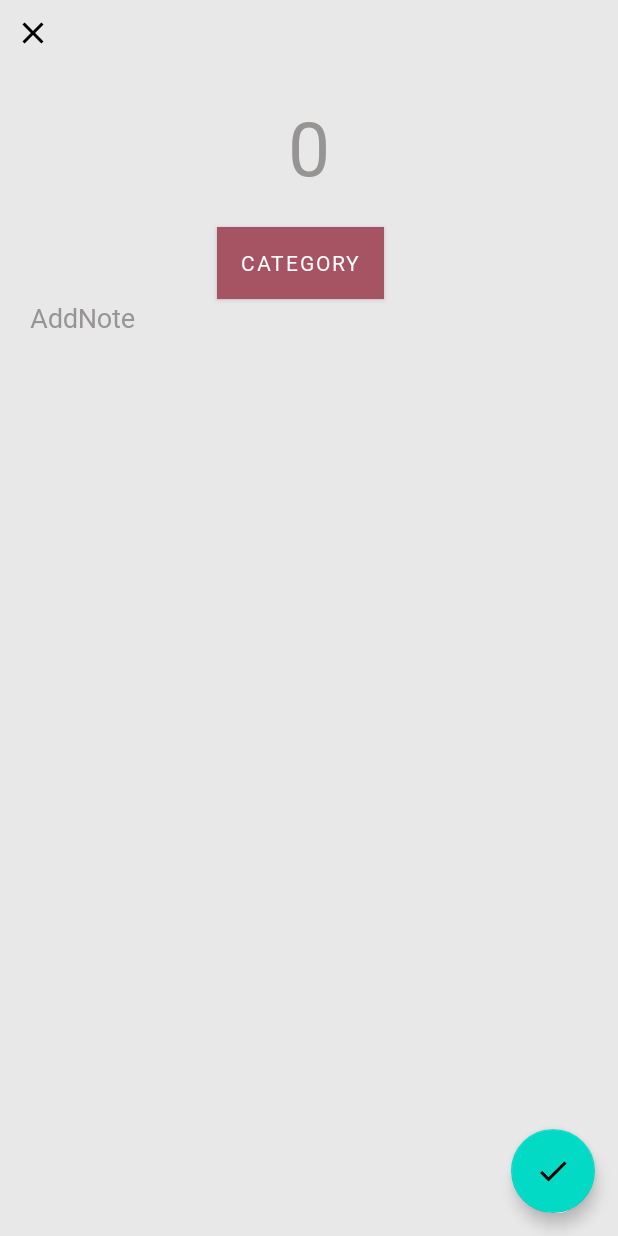
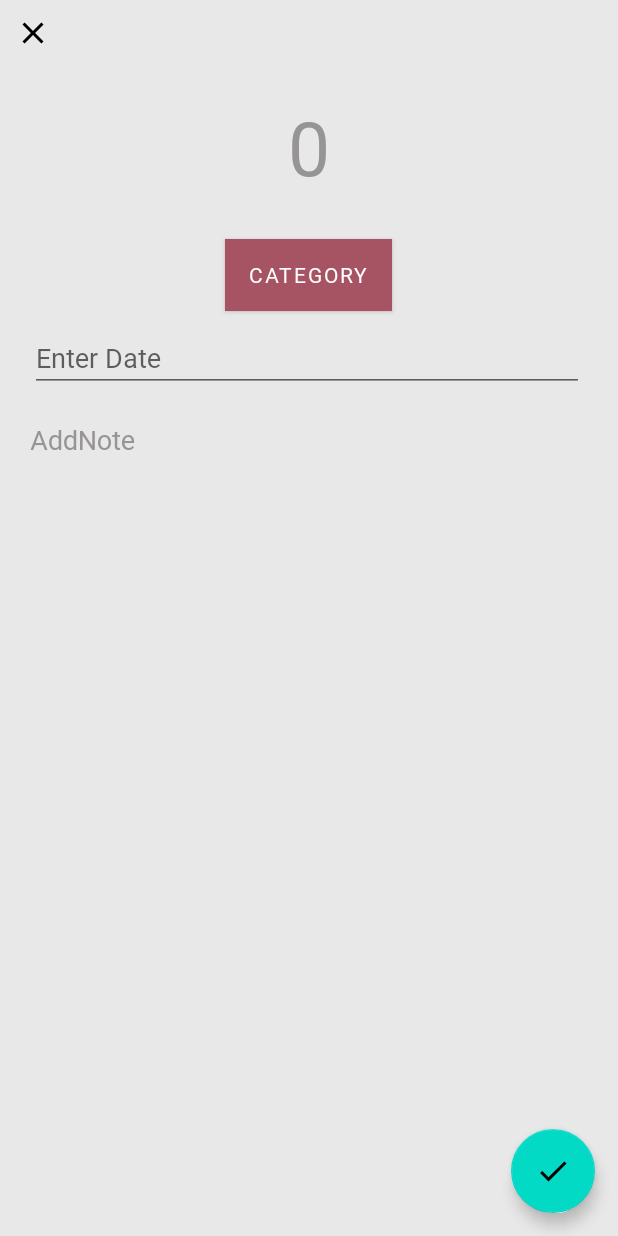
Before and after one commit to prathameshdixit/ExpenseCalculator, an Android app: the EditExpense screen opened directly, with no data from a screen before it, on a phone screen of 412 x 824 dp. Run offline under Robolectric (Android 15) with nearby library versions, the phone set to English and light mode, and no system bars; 6 statements that could not run were skipped.

Commit message:
Modified expense

```diff
--- a/app/src/main/java/edu/sjsu/android/expensetracker/EditExpense.java
+++ b/app/src/main/java/edu/sjsu/android/expensetracker/EditExpense.java
@@ -1,5 +1,6 @@
 package edu.sjsu.android.expensetracker;
 
+import android.app.DatePickerDialog;
 import android.content.Intent;
 import android.content.SharedPreferences;
 import android.preference.PreferenceManager;
@@ -8,6 +9,7 @@ import android.text.InputFilter;
 import android.text.Spanned;
 import android.view.View;
 import android.widget.Button;
+import android.widget.DatePicker;
 import android.widget.EditText;
 import android.widget.ImageButton;
 import android.widget.Toast;
@@ -17,6 +19,7 @@ import androidx.appcompat.app.AppCompatActivity;
 import com.google.android.material.floatingactionbutton.FloatingActionButton;
 
 import java.text.DecimalFormat;
+import java.util.Calendar;
 import java.util.regex.Matcher;
 import java.util.regex.Pattern;
 
@@ -31,12 +34,45 @@ public class EditExpense extends AppCompatActivity {
     private boolean isNewExpense;
     private ExpenseClass expense;
 
+    private EditText mEditText;
+
+
+    private DatePickerDialog.OnDateSetListener mOnDateSetListener = new DatePickerDialog.OnDateSetListener() {
+        @Override
+        public void onDateSet(DatePicker view, int year, int monthOfYear, int dayOfMonth) {
+            // Set the selected date in the EditText field
+            String selectedDate = dayOfMonth + "/" + (monthOfYear+1) + "/" + year;
+            mEditText.setText(selectedDate);
+        }
+    };
+
+    private void showDatePicker() {
+        // Get the current date
+        Calendar calendar = Calendar.getInstance();
+        int year = calendar.get(Calendar.YEAR);
+        int month = calendar.get(Calendar.MONTH);
+        int day = calendar.get(Calendar.DAY_OF_MONTH);
+
+        // Show the DatePickerDialog
+        DatePickerDialog datePickerDialog = new DatePickerDialog(this, mOnDateSetListener, year, month, day);
+        datePickerDialog.show();
+    }
+
     @Override
     protected void onCreate(Bundle savedInstanceState) {
         super.onCreate(savedInstanceState);
         applyTheme();
 
         setContentView(R.layout.expense_activity);
+
+        mEditText = findViewById(R.id.myEditText);
+        mEditText.setOnClickListener(new View.OnClickListener() {
+            @Override
+            public void onClick(View v) {
+                showDatePicker();
+            }
+        });
+
 
         getExpenseID();
         setIDs();
--- a/app/src/main/res/layout/expense_activity.xml
+++ b/app/src/main/res/layout/expense_activity.xml
@@ -24,18 +24,6 @@
         app:layout_constraintRight_toRightOf="parent"
         app:layout_constraintTop_toBottomOf="@id/close_button" />
 
-    <com.google.android.material.button.MaterialButton
-        android:id="@+id/category_list_imagebutton"
-        style="@style/SimpleButton"
-        android:layout_width="wrap_content"
-        android:layout_height="wrap_content"
-        android:layout_marginEnd="12dp"
-        android:layout_marginRight="12dp"
-        android:text="@string/category"
-        app:layout_constraintLeft_toLeftOf="parent"
-        app:layout_constraintRight_toRightOf="parent"
-        app:layout_constraintTop_toBottomOf="@id/amount_edittext" />
-
     <!--
     <Button
         android:id="@+id/category_list_imagebutton"
@@ -46,16 +34,43 @@
         app:layout_constraintLeft_toLeftOf="parent"/>
     -->
 
+    <com.google.android.material.button.MaterialButton
+        android:id="@+id/category_list_imagebutton"
+        style="@style/SimpleButton"
+        android:layout_width="wrap_content"
+        android:layout_height="wrap_content"
+        android:layout_marginTop="8dp"
+        android:layout_marginRight="12dp"
+        android:text="@string/category"
+        app:layout_constraintHorizontal_bias="0.519"
+        app:layout_constraintLeft_toLeftOf="parent"
+        app:layout_constraintRight_toRightOf="parent"
+        app:layout_constraintTop_toBottomOf="@id/amount_edittext" />
+
+    <EditText
+        android:id="@+id/myEditText"
+        android:layout_width="369dp"
+        android:layout_height="42dp"
+        android:layout_marginStart="20dp"
+        android:layout_marginTop="12dp"
+        android:hint="Enter Date"
+        app:layout_constraintStart_toStartOf="parent"
+        app:layout_constraintTop_toBottomOf="@+id/category_list_imagebutton"
+        tools:ignore="MissingConstraints" />
+
     <EditText
         android:id="@+id/addnote_edittext"
         style="@style/EditText"
-        android:layout_width="match_parent"
+        android:layout_width="367dp"
+        android:layout_height="39dp"
         android:layout_marginLeft="20dp"
+        android:layout_marginTop="12dp"
         android:layout_marginRight="20dp"
         android:hint="AddNote"
+        app:layout_constraintHorizontal_bias="0.0"
         app:layout_constraintLeft_toLeftOf="parent"
         app:layout_constraintRight_toRightOf="parent"
-        app:layout_constraintTop_toBottomOf="@id/category_list_imagebutton" />
+        app:layout_constraintTop_toBottomOf="@+id/myEditText" />
 
     <com.google.android.material.floatingactionbutton.FloatingActionButton
         android:id="@+id/addfab"
```
